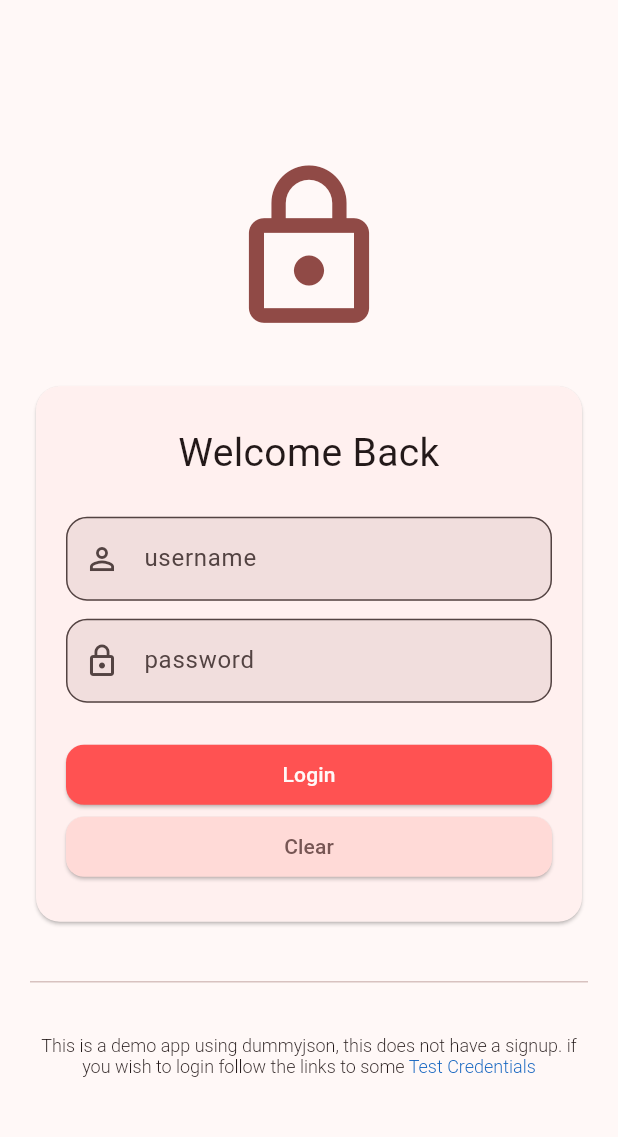
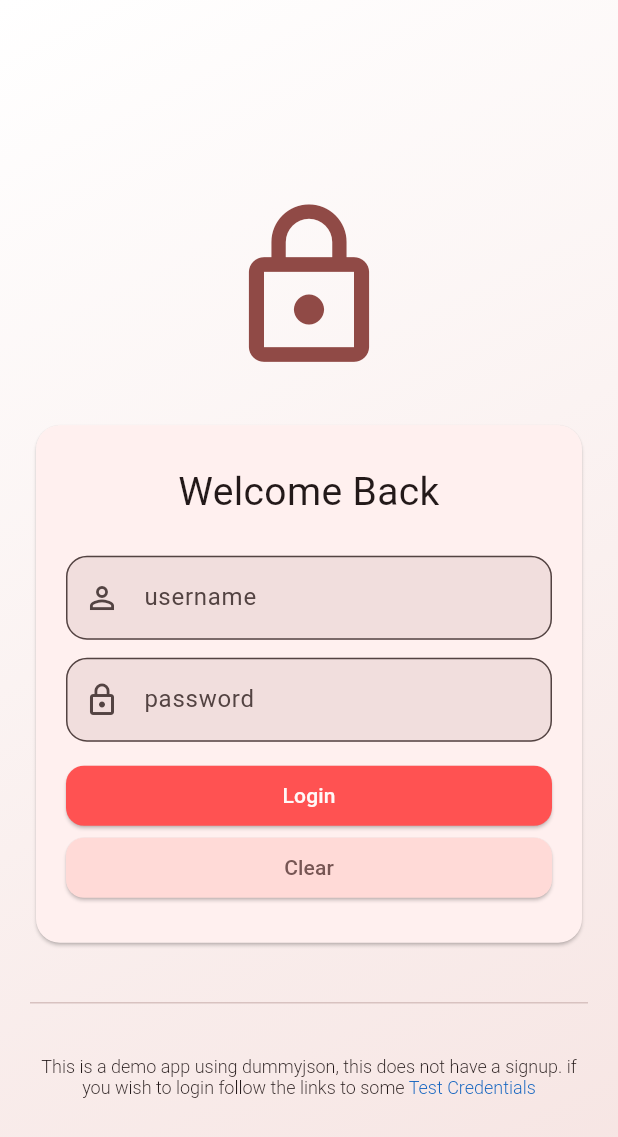
Before and after one commit to Samrat079/PostJson, a Flutter app: the LoginPage02 screen opened by its route, on a phone screen of 412 x 824 dp. Shown: the top 1137 px of the screen. Run offline on Flutter 3.47's test engine with Material 3 defaults, Android fonts, the phone set to English and light mode, and no system bars; drawn by our look-alikes of flutter_form_builder; our stand-ins replace form_builder_validators, shared_preferences; accounts and stored records are empty; network calls fail.

Commit message:
Added gradient background

```diff
--- /dev/null
+++ b/lib/UnStructured/Theme/GradientContainer01.dart
@@ -0,0 +1,27 @@
+import 'package:flutter/cupertino.dart';
+import 'package:flutter/material.dart';
+
+class GradientContainer01 extends StatelessWidget {
+  final Widget child;
+
+  const GradientContainer01({super.key, required this.child});
+
+  @override
+  Widget build(BuildContext context) {
+    return Container(
+      height: double.infinity,
+      width: double.infinity,
+      decoration: BoxDecoration(
+        gradient: LinearGradient(
+          begin: Alignment.topLeft,
+          end: Alignment.bottomRight,
+          colors: [
+            Theme.of(context).colorScheme.surfaceContainerLowest,
+            Theme.of(context).colorScheme.surfaceContainerHigh,
+          ],
+        ),
+      ),
+      child: child,
+    );
+  }
+}
--- a/lib/screens/LoginPage/LoginPage02.dart
+++ b/lib/screens/LoginPage/LoginPage02.dart
@@ -5,6 +5,7 @@ import 'package:flutter/gestures.dart';
 import 'package:flutter/material.dart';
 import 'package:flutter_form_builder/flutter_form_builder.dart';
 import 'package:form_builder_validators/form_builder_validators.dart';
+import 'package:untitled/UnStructured/Theme/GradientContainer01.dart';
 
 import '../../Services/AuthServices/AuthServices.dart';
 import '../../Services/UserServices/UserServices.dart';
@@ -61,8 +62,12 @@ class _LoginPage02State extends State<LoginPage02> {
   @override
   Widget build(BuildContext context) {
     return Scaffold(
-      body: Padding(
+      body: GradientContainer01(
+        child: Padding(
           padding: const EdgeInsets.all(20.0),
+          child: SingleChildScrollView(
+            child: SizedBox(
+              height: MediaQuery.of(context).size.height,
               child: Column(
                 mainAxisAlignment: MainAxisAlignment.center,
                 crossAxisAlignment: CrossAxisAlignment.center,
@@ -148,7 +153,7 @@ class _LoginPage02State extends State<LoginPage02> {
                             ],
 
                             //////////////////          Buttons        /////////////
-                      SizedBox(height: 24),
+                            SizedBox(height: 12),
                             ElevatedButton(
                               style: ElevatedButton.styleFrom(
                                 backgroundColor: Colors.redAccent,
@@ -226,6 +231,9 @@ class _LoginPage02State extends State<LoginPage02> {
                 ],
               ),
             ),
+          ),
+        ),
+      ),
     );
   }
 }
--- a/lib/screens/PostPage/PostPage.dart
+++ b/lib/screens/PostPage/PostPage.dart
@@ -1,6 +1,7 @@
 import 'package:flutter/cupertino.dart';
 import 'package:flutter/material.dart';
 import 'package:untitled/Models/UserPost/UserPost.dart';
+import 'package:untitled/UnStructured/Theme/GradientContainer01.dart';
 import 'package:untitled/screens/HomePage/Widget/PostCard.dart';
 import 'package:untitled/screens/HomePage/Widget/PostFooter.dart';
 import 'package:untitled/screens/PostPage/Widget/CommentsBuilder.dart';
@@ -21,7 +22,8 @@ class PostPage extends StatelessWidget {
   Widget build(BuildContext context) {
     return Scaffold(
       appBar: AppBar(title: PostPageTop(user: post.user)),
-      body: Column(
+      body: GradientContainer01(
+        child: Column(
           crossAxisAlignment: CrossAxisAlignment.start,
           children: [
             ///////////////////      Post data part     ///////////////////////////////
@@ -34,6 +36,7 @@ class PostPage extends StatelessWidget {
             CommentsBuilder(post: post.post),
           ],
         ),
+      ),
     );
   }
 }
--- a/lib/screens/Profile/Widget/ProfileInfoCard.dart
+++ b/lib/screens/ProfilePage/Widget/ProfileInfoCard.dart
@@ -1,8 +1,8 @@
 import 'package:flutter/cupertino.dart';
 import 'package:flutter/material.dart';
-import 'package:untitled/screens/Profile/Widget/ProfileInfoListTile.dart';
 
 import '../../../Models/User/User.dart';
+import 'ProfileInfoListTile.dart';
 
 class Profileinfocard extends StatelessWidget {
   final User user;
--- a/lib/screens/Profile/Widget/ProfilePostBuilder.dart
+++ b/lib/screens/ProfilePage/Widget/ProfilePostBuilder.dart
@@ -1,10 +1,10 @@
 import 'package:flutter/cupertino.dart';
 import 'package:flutter/material.dart';
 import 'package:untitled/Models/UserPost/UserPost.dart';
-import 'package:untitled/screens/Profile/Widget/ProfilePostCard.dart';
 
 import '../../../Models/Posts/Post.dart';
 import '../../../UnStructured/Widget/LoadingWidget.dart';
+import 'ProfilePostCard.dart';
 
 class ProfilePostBuilder extends StatelessWidget {
   final Future<List<UserPost>> getPost;
--- a/lib/screens/TestCredentialsPage/TestCredentials.dart
+++ b/lib/screens/TestCredentialsPage/TestCredentials.dart
@@ -2,6 +2,7 @@ import 'package:flutter/cupertino.dart';
 import 'package:flutter/material.dart';
 import 'package:untitled/Models/User/User.dart';
 import 'package:untitled/Services/UserServices/UserServices.dart';
+import 'package:untitled/UnStructured/Theme/GradientContainer01.dart';
 
 import '../../Services/AuthServices/AuthServices.dart';
 import '../../UnStructured/Widget/LoadingWidget.dart';
@@ -36,7 +37,8 @@ class _TestCredentialsState extends State<TestCredentials> {
   Widget build(BuildContext context) {
     return Scaffold(
       appBar: AppBar(title: Text("Test Credentials")),
-      body: FutureBuilder<List<User>>(
+      body: GradientContainer01(
+        child: FutureBuilder<List<User>>(
           future: UserServices().allUser(),
           builder: (context, snapshot) {
             if (snapshot.connectionState == ConnectionState.waiting) {
@@ -68,6 +70,7 @@ class _TestCredentialsState extends State<TestCredentials> {
             );
           },
         ),
+      ),
     );
   }
 }
```
Also changed, not shown: lib/UnStructured/RouteGen.dart (+2 -5 lines), lib/screens/ErrorPage/ErrorPage.dart (+35 -3 lines), lib/screens/HomePage/Home.dart (+5 -2 lines), lib/screens/HomePage/Widget/PostTop.dart (+1 -24 lines), lib/screens/HomePage/Widget/SideBar01.dart (+12 -5 lines), lib/screens/LoginPage/LoginPage.dart (deleted, +0 -85 lines), lib/screens/Profile/ProfilePage.dart (deleted, +0 -70 lines), lib/screens/ProfilePage/ProfilePage.dart (added, +70 -0 lines), lib/screens/SearchDelegate/SearchDelegatePage.dart (+5 -24 lines), lib/screens/WelcomePage/WelcomePage.dart (added, +10 -0 lines), lib/screens/ProfilePage/Widget/ProfileAccountActionCard.dart (renamed from lib/screens/Profile/Widget/ProfileAccountActionCard.dart), lib/screens/ProfilePage/Widget/ProfileAvatar.dart (renamed from lib/screens/Profile/Widget/ProfileAvatar.dart), lib/screens/ProfilePage/Widget/ProfileInfoListTile.dart (renamed from lib/screens/Profile/Widget/ProfileInfoListTile.dart), lib/screens/ProfilePage/Widget/ProfilePostCard.dart (renamed from lib/screens/Profile/Widget/ProfilePostCard.dart). Lines whose indentation alone changed are shown as unchanged.
